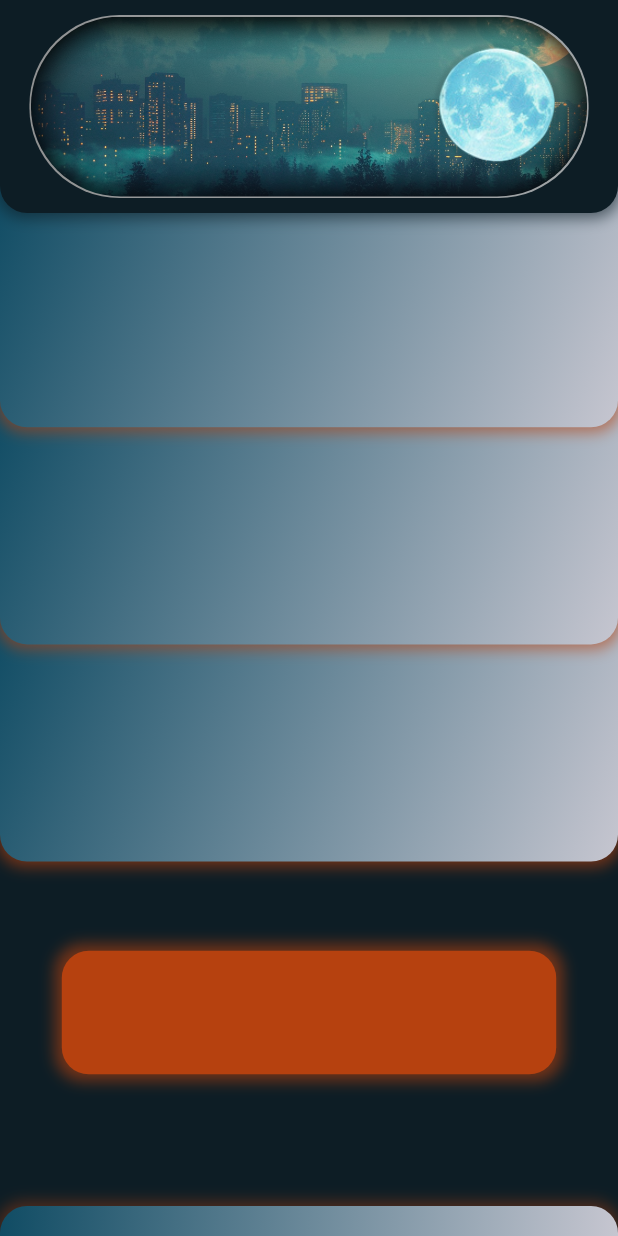
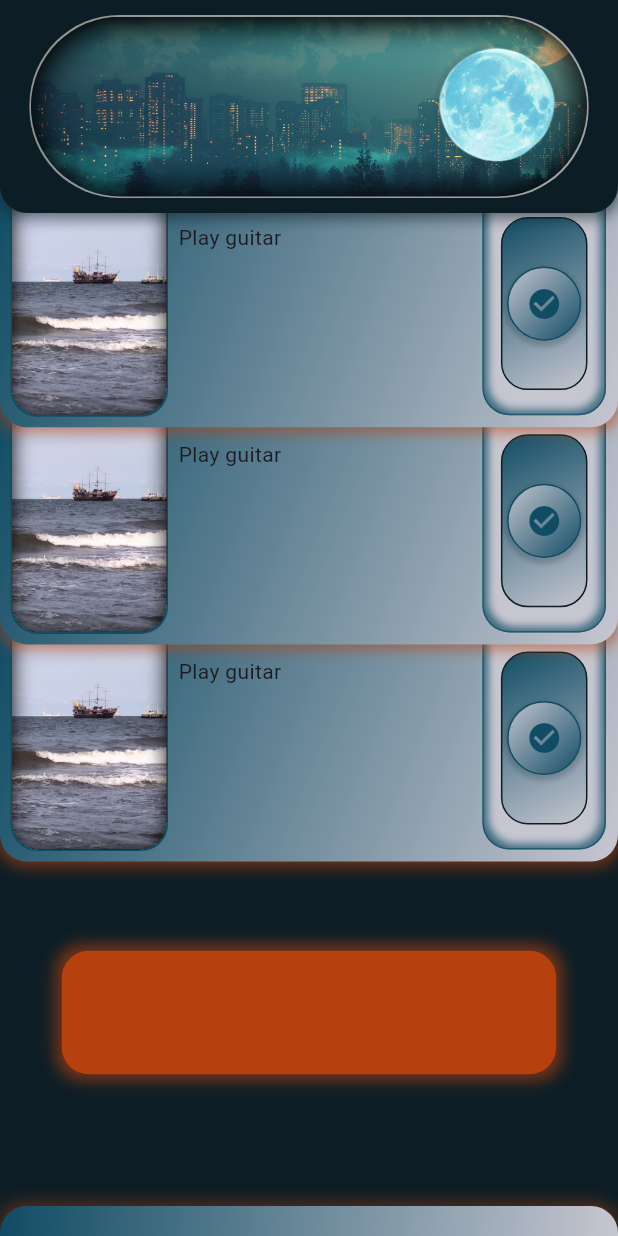
Before and after one commit to denissavishchev/day, a Flutter app: the screen it shows after launch, on a phone screen of 412 x 824 dp. Run offline on Flutter 3.47's test engine with Material 3 defaults, Android fonts, the phone set to English and light mode, and no system bars.

Commit message:
task container

```diff
--- a/lib/main_provider.dart
+++ b/lib/main_provider.dart
@@ -3,10 +3,24 @@ import 'package:flutter/material.dart';
 class MainProvider with ChangeNotifier {
 
   bool day = false;
+  bool checkedOne = false;
+  bool checkedTwo = false;
+  bool checkedThree = false;
 
   void switchDay(){
     day = !day;
     notifyListeners();
   }
 
+  void switchChecked(int checked){
+    if(checked == 1){
+        checkedOne = !checkedOne;
+    }if(checked == 2){
+      checkedTwo = !checkedTwo;
+    }if(checked == 3){
+      checkedThree = !checkedThree;
+    }
+  notifyListeners();
+  }
+
 }
--- a/lib/main_screen.dart
+++ b/lib/main_screen.dart
@@ -36,7 +36,8 @@ class MainScreen extends StatelessWidget {
                                 begin: Alignment.topLeft,
                                 end: Alignment.bottomRight
                             ),
-                            borderRadius: const BorderRadius.vertical(top: Radius.circular(18)),
+                            borderRadius: const BorderRadius.vertical(
+                                top: Radius.circular(18)),
                             boxShadow: [
                               BoxShadow(
                                   color: kRed.withOpacity(0.4),
@@ -55,26 +56,32 @@ class MainScreen extends StatelessWidget {
                         width: size.width * 0.8,
                         decoration: BoxDecoration(
                             color: kRed,
-                            borderRadius: const BorderRadius.all(Radius.circular(18)),
+                            borderRadius: const BorderRadius.all(
+                                Radius.circular(18)),
                             boxShadow: [
                               BoxShadow(
                                   color: kRed.withOpacity(0.6),
                                   blurRadius: 8,
                                   spreadRadius: 4,
-
                               )
                             ]
                         ),
                       ),
                     ),
                     TaskContainerWidget(
-                        position: size.height * 0.4 + 80
+                      position: size.height * 0.4 + 80,
+                      checked: data.checkedOne,
+                      index: 1,
                     ),
                     TaskContainerWidget(
-                        position: size.height * 0.2 + 100
+                      position: size.height * 0.2 + 100,
+                      checked: data.checkedTwo,
+                      index: 2,
                     ),
-                    const TaskContainerWidget(
+                    TaskContainerWidget(
                       position: 120,
+                      checked: data.checkedThree,
+                      index: 3,
                     ),
                     Positioned(
                       top: 0,
--- /dev/null
+++ b/lib/widgets/button_widget.dart
@@ -0,0 +1,68 @@
+import 'package:flutter/material.dart';
+import '../constants.dart';
+
+class ButtonWidget extends StatelessWidget {
+  const ButtonWidget({
+    super.key,
+    required this.icon,
+    required this.onTap,
+    required this.checked,
+  });
+
+  final IconData icon;
+  final VoidCallback onTap;
+  final bool checked;
+
+  @override
+  Widget build(BuildContext context) {
+    Size size = MediaQuery.sizeOf(context);
+    return GestureDetector(
+      onTap: onTap,
+      child: Container(
+        width: size.height * 0.07,
+        height: size.height * 0.14,
+        alignment: Alignment.center,
+        decoration: BoxDecoration(
+          border: Border.all(width: 1, color: kBlack),
+            gradient: const LinearGradient(
+                colors: [
+                  kGrey,
+                  kBlue
+                ],
+                begin: Alignment.bottomRight,
+                end: Alignment.topLeft
+            ),
+            borderRadius: const BorderRadius.all(Radius.circular(18))
+        ),
+        child: Container(
+          width: size.height * 0.06,
+          height: size.height * 0.06,
+          decoration: BoxDecoration(
+              border: Border.all(
+                  color: checked ? kRed : kBlue,
+                  width: 1),
+              boxShadow: [
+                BoxShadow(
+                    color: checked ? kRed.withOpacity(0.3) : kBlack.withOpacity(0.2),
+                    spreadRadius: 2,
+                    blurRadius: 2,
+                    offset: const Offset(0, 2)
+                )
+              ],
+              gradient: const LinearGradient(
+                  colors: [
+                    kGrey,
+                    kBlue
+                  ],
+                  begin: Alignment.topLeft,
+                  end: Alignment.bottomRight
+              ),
+              borderRadius: const BorderRadius.all(Radius.circular(100))
+          ),
+          child: Icon(icon, color: checked ? kRed : kBlue,
+          ),
+        ),
+      ),
+    );
+  }
+}
--- a/lib/widgets/task_container_widget.dart
+++ b/lib/widgets/task_container_widget.dart
@@ -1,17 +1,26 @@
+import 'package:day/main_provider.dart';
 import 'package:flutter/material.dart';
+import 'package:provider/provider.dart';
 import '../constants.dart';
+import 'button_widget.dart';
 
 class TaskContainerWidget extends StatelessWidget {
   const TaskContainerWidget({
     super.key,
     required this.position,
+    required this.checked,
+    required this.index,
   });
 
   final double position;
+  final bool checked;
+  final int index;
 
   @override
   Widget build(BuildContext context) {
     Size size = MediaQuery.sizeOf(context);
+    return Consumer<MainProvider>(
+        builder: (context, data, _){
           return Positioned(
             top: position,
             child: Container(
@@ -36,7 +45,68 @@ class TaskContainerWidget extends StatelessWidget {
                     )
                   ]
               ),
+              child: Row(
+                mainAxisAlignment: MainAxisAlignment.spaceBetween,
+                children: [
+                  Container(
+                    width: size.width * 0.25,
+                    clipBehavior: Clip.hardEdge,
+                    margin: const EdgeInsets.all(8),
+                    decoration: const BoxDecoration(
+                        image: DecorationImage(
+                            image: AssetImage('assets/images/1.jpg'),fit: BoxFit.cover,
+                        ),
+                        borderRadius: BorderRadius.vertical(bottom: Radius.circular(18)),
+                        boxShadow: [
+                          BoxShadow(
+                              color: kBlue,
+                              spreadRadius: 1,
+                          )
+                        ]
+                    ),
+                    child: Image.asset('assets/images/shadow.png', fit: BoxFit.fill,),
+                  ),
+                  const Expanded(
+                    child: Padding(
+                      padding: EdgeInsets.only(top: 28),
+                      child: Column(
+                        crossAxisAlignment: CrossAxisAlignment.start,
+                        children: [
+                          Text('Play guitar'),
+                        ],
+                      ),
+                    ),
+                  ),
+                  Container(
+                    height: double.infinity,
+                    width: size.width * 0.2,
+                    margin: const EdgeInsets.all(8),
+                    alignment: Alignment.center,
+                    decoration: BoxDecoration(
+                      border: Border.all(color: kBlue.withOpacity(0.7), width: 1),
+                      borderRadius: const BorderRadius.vertical(bottom: Radius.circular(18)),
+                      boxShadow: [
+                        BoxShadow(
+                          color: kBlue.withOpacity(0.7),
+                        ),
+                        const BoxShadow(
+                          color: kGrey,
+                          spreadRadius: -4.0,
+                          blurRadius: 4.0,
+                        ),
+                      ],
+                    ),
+                    child: ButtonWidget(
+                      icon: Icons.check_circle,
+                      checked: checked,
+                      onTap: () => data.switchChecked(index)
+                    ),
+                  ),
+                ],
+              ),
             ),
           );
         }
+    );
   }
+}
```
Also changed, not shown: assets/images/1.jpg (added), assets/images/shadow.png (added). Lines whose indentation alone changed are shown as unchanged.
